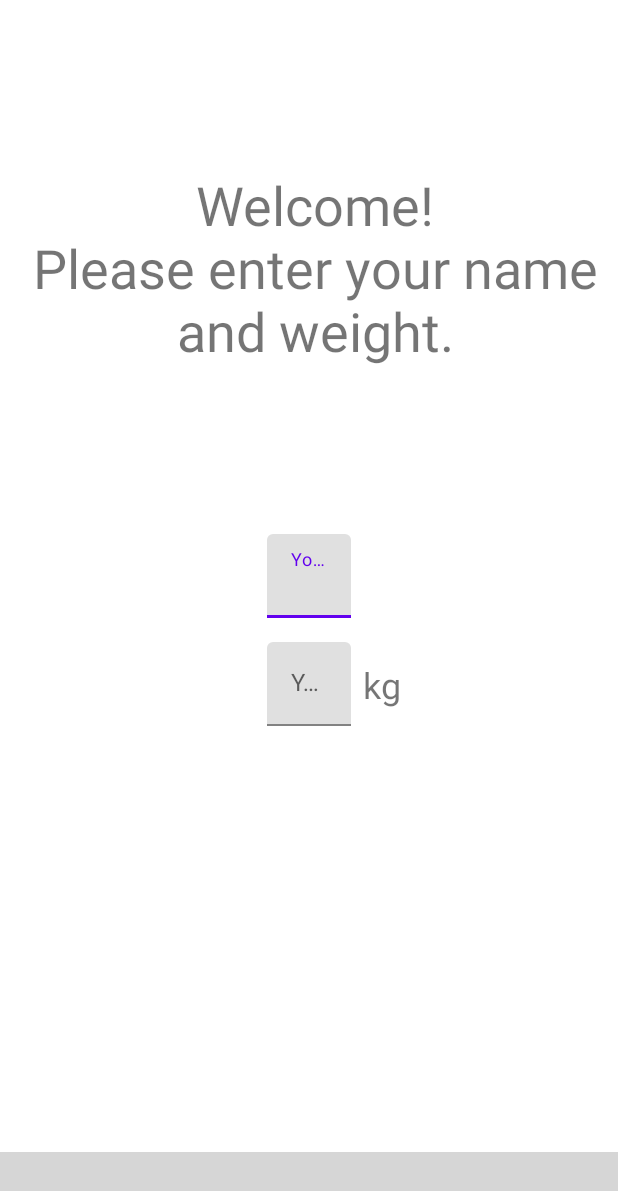
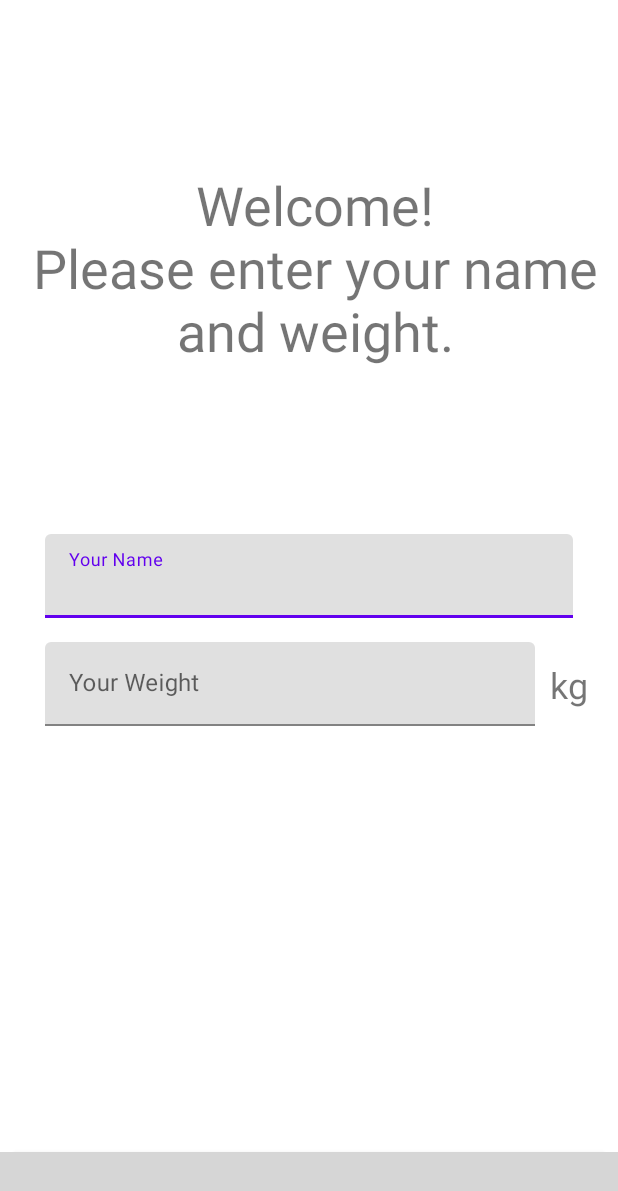
Before and after one commit to MiladFaridnia/MyStrava, an Android app: the fragment SetupFragment shown on its own in the app's theme, after a tap on "Continue", on a phone screen of 412 x 824 dp. Shown: the top 1191 px of the screen. Run offline under Robolectric (Android 15) with nearby library versions, the phone set to English and light mode, and no system bars; our stand-ins replace Dagger/Hilt's generated code, Timber; grey boxes are pictures that could not be loaded.

Commit message:
Feat: Get name an weight and save to preferences

```diff
--- a/app/src/main/AndroidManifest.xml
+++ b/app/src/main/AndroidManifest.xml
@@ -14,7 +14,7 @@
 
     <application
         android:name=".MyApplication"
-        android:allowBackup="true"
+        android:allowBackup="false"
         android:dataExtractionRules="@xml/data_extraction_rules"
         android:fullBackupContent="@xml/backup_rules"
         android:icon="@mipmap/ic_launcher"
--- a/app/src/main/java/com/faridnia/mystrava/di/AppModule.kt
+++ b/app/src/main/java/com/faridnia/mystrava/di/AppModule.kt
@@ -52,7 +52,7 @@ object AppModule {
     @Singleton
     @Provides
     fun provideWeight(sharedPref: SharedPreferences) =
-        sharedPref.getFloat(KEY_WEIGHT, 80f)
+        sharedPref.getInt(KEY_WEIGHT, 80) ?: 0
 
     @Singleton
     @Provides
--- a/app/src/main/java/com/faridnia/mystrava/other/Constants.kt
+++ b/app/src/main/java/com/faridnia/mystrava/other/Constants.kt
@@ -16,7 +16,7 @@ object Constants {
 
     const val SHARED_PREF_NAME = "SharedPref"
     const val KEY_NAME = "KEY_NAME"
-    const val KEY_WEIGHT = "IS_FIRST_TIME"
+    const val KEY_WEIGHT = "KEY_WEIGHT"
     const val IS_FIRST_TIME = "IS_FIRST_TIME"
 
     const val ACTION_START_OR_RESUME_SERVICE = "ACTION_START_OR_RESUME_SERVICE"
--- a/app/src/main/java/com/faridnia/mystrava/ui/fragments/SetupFragment.kt
+++ b/app/src/main/java/com/faridnia/mystrava/ui/fragments/SetupFragment.kt
@@ -1,15 +1,22 @@
 package com.faridnia.mystrava.ui.fragments
 
+import android.content.SharedPreferences
 import android.os.Bundle
 import android.view.LayoutInflater
 import android.view.View
 import android.view.ViewGroup
 import androidx.fragment.app.Fragment
+import androidx.navigation.NavOptions
 import androidx.navigation.fragment.findNavController
 import com.faridnia.mystrava.R
 import com.faridnia.mystrava.databinding.FragmentSetupBinding
+import com.faridnia.mystrava.other.Constants.IS_FIRST_TIME
+import com.faridnia.mystrava.other.Constants.KEY_NAME
+import com.faridnia.mystrava.other.Constants.KEY_WEIGHT
+import com.google.android.material.snackbar.Snackbar
 import dagger.hilt.android.AndroidEntryPoint
 import timber.log.Timber
+import javax.inject.Inject
 
 
 @AndroidEntryPoint
@@ -19,10 +26,14 @@ class SetupFragment : Fragment(R.layout.fragment_setup) {
 
     private val binding get() = _binding!!
 
+    @Inject
+    lateinit var sharedPreferences: SharedPreferences
+
+    @set:Inject
+    var isFirstOpen = true
+
     override fun onCreateView(
-        inflater: LayoutInflater,
-        container: ViewGroup?,
-        savedInstanceState: Bundle?
+        inflater: LayoutInflater, container: ViewGroup?, savedInstanceState: Bundle?
     ): View {
 
         _binding = FragmentSetupBinding.inflate(inflater, container, false)
@@ -33,10 +44,38 @@ class SetupFragment : Fragment(R.layout.fragment_setup) {
     override fun onViewCreated(view: View, savedInstanceState: Bundle?) {
         super.onViewCreated(view, savedInstanceState)
 
+        if (isFirstOpen.not()) {
+            val navOption = NavOptions.Builder().setPopUpTo(R.id.setupFragment, true).build()
+            findNavController().navigate(
+                R.id.actionSetupFragmentToRunFragment,
+                savedInstanceState,
+                navOption
+            )
+        }
+
         binding.tvContinue.setOnClickListener {
-
-            findNavController().navigate(R.id.actionSetupFragmentToRunFragment)
-
+            handleSaveDataAndContinue()
         }
     }
+
+    private fun handleSaveDataAndContinue() {
+        if (canSaveData()) {
+            saveDataInPrefs()
+            findNavController().navigate(R.id.actionSetupFragmentToRunFragment)
+        } else {
+            Snackbar.make(binding.root, "You must enter name and weight", Snackbar.LENGTH_LONG)
+                .show()
+        }
+    }
+
+    private fun canSaveData() =
+        binding.etName.text.toString().isNotEmpty() && binding.etWeight.text.toString().isNotEmpty()
+
+    private fun saveDataInPrefs() {
+        sharedPreferences.edit().apply {
+            putString(KEY_NAME, binding.etName.text.toString())
+            putInt(KEY_WEIGHT, binding.etWeight.text.toString().toInt())
+            putBoolean(IS_FIRST_TIME, false)
+        }.apply()
+    }
 }
--- a/app/src/main/java/com/faridnia/mystrava/ui/fragments/TrackingFragment.kt
+++ b/app/src/main/java/com/faridnia/mystrava/ui/fragments/TrackingFragment.kt
@@ -41,6 +41,7 @@ import pub.devrel.easypermissions.AppSettingsDialog
 import pub.devrel.easypermissions.EasyPermissions
 import timber.log.Timber
 import java.util.Calendar
+import javax.inject.Inject
 
 
 @AndroidEntryPoint
@@ -50,7 +51,9 @@ class TrackingFragment : Fragment(R.layout.fragment_tracking),
 
     private var isTracking: Boolean = false
     private var curTimeInMillis = 0L
-    private var weight = 80L
+
+    @set:Inject
+    var weight = 80
 
     private val viewModel: MainViewModel by viewModels()
 
--- a/app/src/main/res/layout/fragment_setup.xml
+++ b/app/src/main/res/layout/fragment_setup.xml
@@ -9,7 +9,7 @@
         android:layout_width="wrap_content"
         android:layout_height="wrap_content"
         android:layout_marginStart="8dp"
-        android:text="Welcome!\nPlease enter your name and weight."
+        android:text="@string/welcome_nplease_enter_your_name_and_weight"
         android:textAlignment="center"
         android:textSize="36sp"
         app:layout_constraintBottom_toTopOf="@+id/tilName"
@@ -19,11 +19,11 @@
 
     <com.google.android.material.textfield.TextInputLayout
         android:id="@+id/tilName"
-        android:layout_width="wrap_content"
+        android:layout_width="0dp"
         android:layout_height="wrap_content"
+        android:layout_margin="20dp"
         app:layout_constraintBottom_toTopOf="@+id/constraintLayout"
         app:layout_constraintEnd_toEndOf="parent"
-        app:layout_constraintHorizontal_bias="0.5"
         app:layout_constraintStart_toStartOf="parent"
         app:layout_constraintTop_toTopOf="parent">
 
@@ -31,26 +31,29 @@
             android:id="@+id/etName"
             android:layout_width="match_parent"
             android:layout_height="wrap_content"
+            android:layout_marginHorizontal="10dp"
             android:ems="10"
-            android:hint="Your Name"
+            android:hint="@string/your_name"
             android:inputType="textPersonName" />
 
     </com.google.android.material.textfield.TextInputLayout>
 
     <com.google.android.material.textfield.TextInputLayout
         android:id="@+id/tilWeight"
-        android:layout_width="wrap_content"
+        android:layout_width="0dp"
         android:layout_height="wrap_content"
+        android:layout_marginHorizontal="10dp"
         android:layout_marginTop="16dp"
+        app:layout_constraintEnd_toStartOf="@+id/tvWeight"
         app:layout_constraintStart_toStartOf="@+id/tilName"
         app:layout_constraintTop_toBottomOf="@+id/tilName">
 
         <com.google.android.material.textfield.TextInputEditText
             android:id="@+id/etWeight"
-            android:layout_width="wrap_content"
+            android:layout_width="match_parent"
             android:layout_height="wrap_content"
-            android:hint="Your Weight"
             android:ems="10"
+            android:hint="@string/your_weight"
             android:inputType="numberDecimal" />
 
     </com.google.android.material.textfield.TextInputLayout>
@@ -59,11 +62,10 @@
         android:id="@+id/tvWeight"
         android:layout_width="wrap_content"
         android:layout_height="wrap_content"
-        android:layout_marginStart="8dp"
-        android:text="kg"
+        android:text="@string/kg"
         android:textSize="24sp"
         app:layout_constraintBottom_toBottomOf="@+id/tilWeight"
-        app:layout_constraintLeft_toRightOf="@id/tilWeight"
+        app:layout_constraintEnd_toEndOf="@+id/tilName"
         app:layout_constraintTop_toTopOf="@+id/tilWeight" />
 
     <androidx.constraintlayout.widget.ConstraintLayout
@@ -81,7 +83,7 @@
             android:id="@+id/tvContinue"
             android:layout_width="wrap_content"
             android:layout_height="wrap_content"
-            android:text="Continue"
+            android:text="@string/continue_to_next_page"
             android:textColor="@color/colorAccent"
             android:textSize="24sp"
             app:layout_constraintBottom_toBottomOf="parent"
--- a/app/src/main/res/values/strings.xml
+++ b/app/src/main/res/values/strings.xml
@@ -10,6 +10,11 @@
     <string name="cancel_run">Cancel Run</string>
     <string name="finish_run">Finish Run</string>
     <string name="sort_by">Sort by:</string>
+    <string name="your_weight">Your Weight</string>
+    <string name="your_name">Your Name</string>
+    <string name="kg">kg</string>
+    <string name="continue_to_next_page">Continue</string>
+    <string name="welcome_nplease_enter_your_name_and_weight">Welcome!\nPlease enter your name and weight.</string>
     <string-array name="filter_options">
         <item>Date</item>
         <item>Running Time</item>
```
